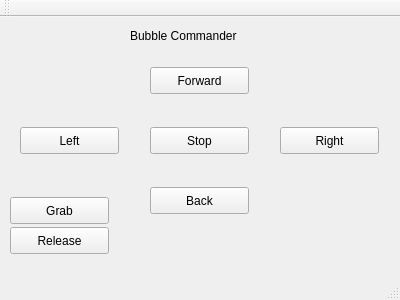
This is projects/neuralnetworks/qt/rpiCommander/mainwindow.ui in bensinghbeno/design-engine as Qt 5 draws it before an edit. The edited form follows.
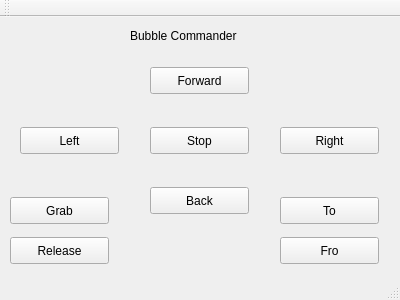
This is the edited form.

```diff
--- a/projects/neuralnetworks/qt/rpiCommander/mainwindow.ui
+++ b/projects/neuralnetworks/qt/rpiCommander/mainwindow.ui
@@ -109,7 +109,7 @@
     <property name="geometry">
      <rect>
       <x>10</x>
-      <y>210</y>
+      <y>220</y>
       <width>99</width>
       <height>27</height>
      </rect>
@@ -118,6 +118,32 @@
      <string>Release</string>
     </property>
    </widget>
+   <widget class="QPushButton" name="T">
+    <property name="geometry">
+     <rect>
+      <x>280</x>
+      <y>180</y>
+      <width>99</width>
+      <height>27</height>
+     </rect>
+    </property>
+    <property name="text">
+     <string>To</string>
+    </property>
+   </widget>
+   <widget class="QPushButton" name="f">
+    <property name="geometry">
+     <rect>
+      <x>280</x>
+      <y>220</y>
+      <width>99</width>
+      <height>27</height>
+     </rect>
+    </property>
+    <property name="text">
+     <string>Fro</string>
+    </property>
+   </widget>
   </widget>
   <widget class="QMenuBar" name="menuBar">
    <property name="geometry">
```
